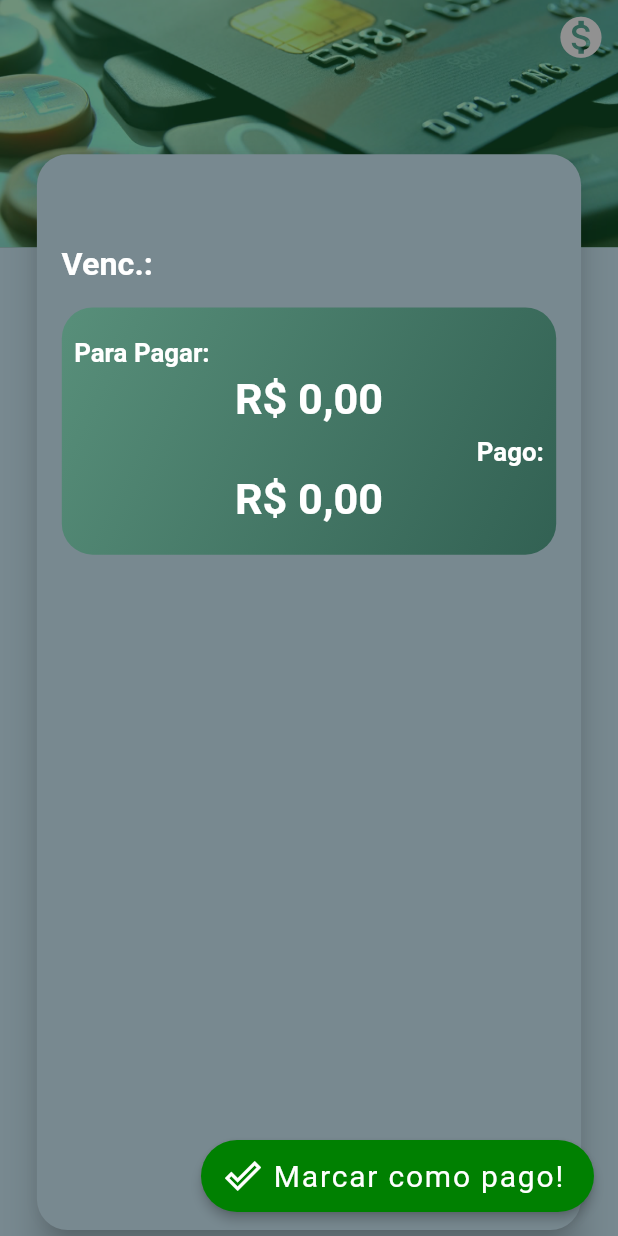
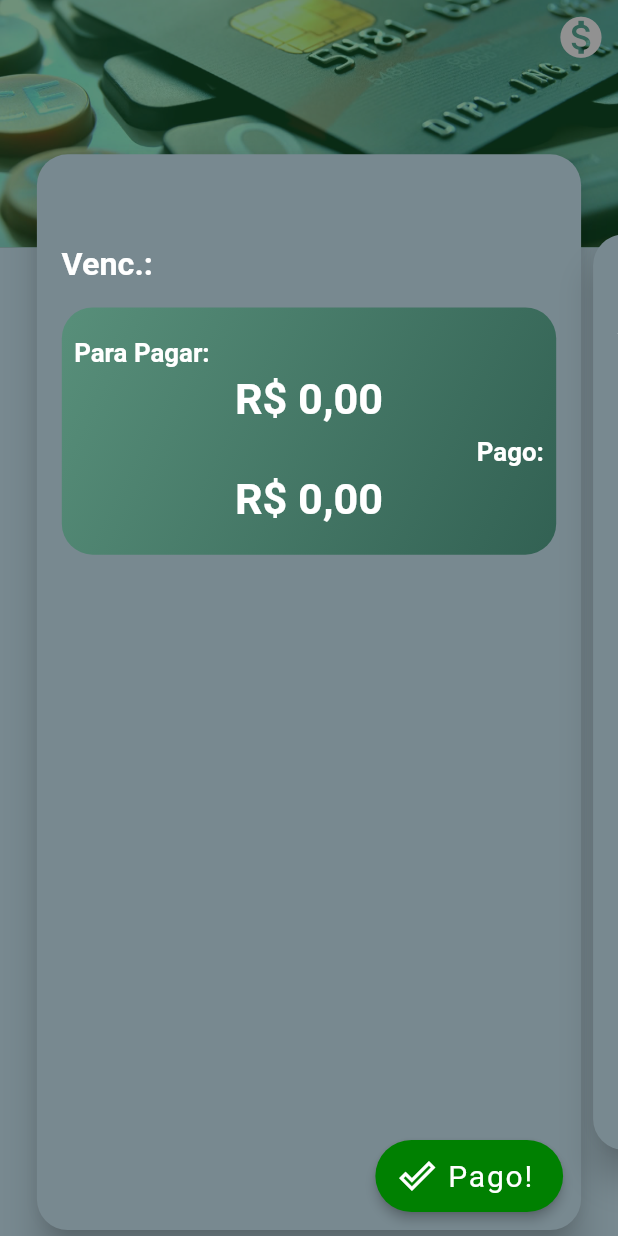
Before and after one commit to WilliamDCGomes/controle-financas, a Flutter app: the BillPage screen opened directly with empty values, on a phone screen of 412 x 824 dp. Run offline on Flutter 3.47's test engine with Material 2 defaults, Android fonts, the phone set to English and light mode, and no system bars; our stand-ins replace email_validator, get, responsive_sizer, rounded_loading_button.

Commit message:
Adicionado carrocel na tela de detalhes da conta

```diff
--- a/lib/2-app/views/pages/billPage.dart
+++ b/lib/2-app/views/pages/billPage.dart
@@ -1,3 +1,4 @@
+import 'package:carousel_slider/carousel_slider.dart';
 import 'package:financas_controle/2-app/enums/enums.dart';
 import 'package:financas_controle/2-app/views/componentsWidgets/textWidget.dart';
 import 'package:flutter/material.dart';
@@ -49,13 +50,21 @@
                     width: 100.w,
                   ),
                 ),
-                Padding(
+                CarouselSlider.builder(
+                  itemCount: 15,
+                  options: CarouselOptions(
+                    height: 100.h,
+                    viewportFraction: 0.9,
+                    enlargeStrategy: CenterPageEnlargeStrategy.height,
+                    enlargeCenterPage: true,
+                    enableInfiniteScroll: false,
+                  ),
+                  itemBuilder: (BuildContext context, int itemIndex, int pageViewIndex) {
+                    return Padding(
                       padding: EdgeInsets.only(top: 12.h),
                       child: Scaffold(
                         backgroundColor: AppColors().transparentColor,
-                    body: Padding(
-                      padding: EdgeInsets.only(left: 5.w, right: 5.w),
-                      child: Card(
+                        body: Card(
                           color: AppColors().standardColor,
                           elevation: 10,
                           shape: RoundedRectangleBorder(
@@ -109,14 +118,13 @@
                             ),
                           ),
                         ),
-                    ),
                         floatingActionButton: controller.bill.statusBill != StatusBill.alreadyPaid?
                         FloatingActionButton.extended(
                           onPressed: () {
 
                           },
                           label: TextWidget(
-                            "Marcar como pago!"
+                              "Pago!"
                           ),
                           icon: Icon(
                               Icons.done_outline_sharp
@@ -125,6 +133,8 @@
                           elevation: 3,
                         ) : null,
                       ),
+                    );
+                  },
                 ),
               ],
             ),
```
Also changed, not shown: 1 other file. Lines whose indentation alone changed are shown as unchanged.
